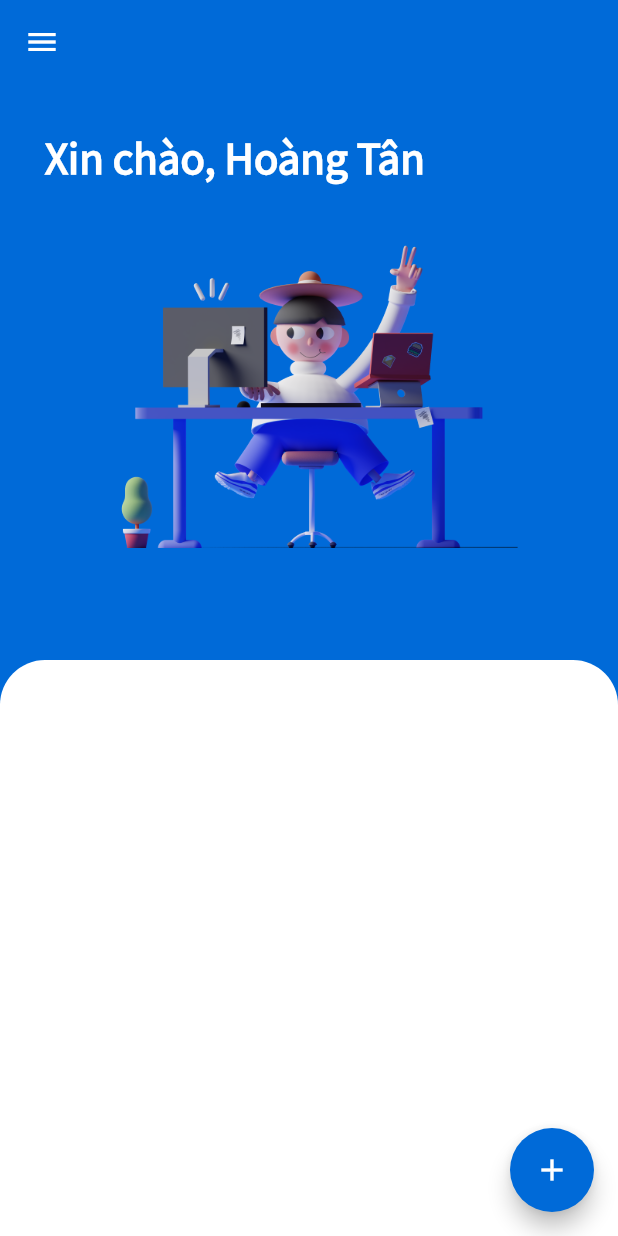
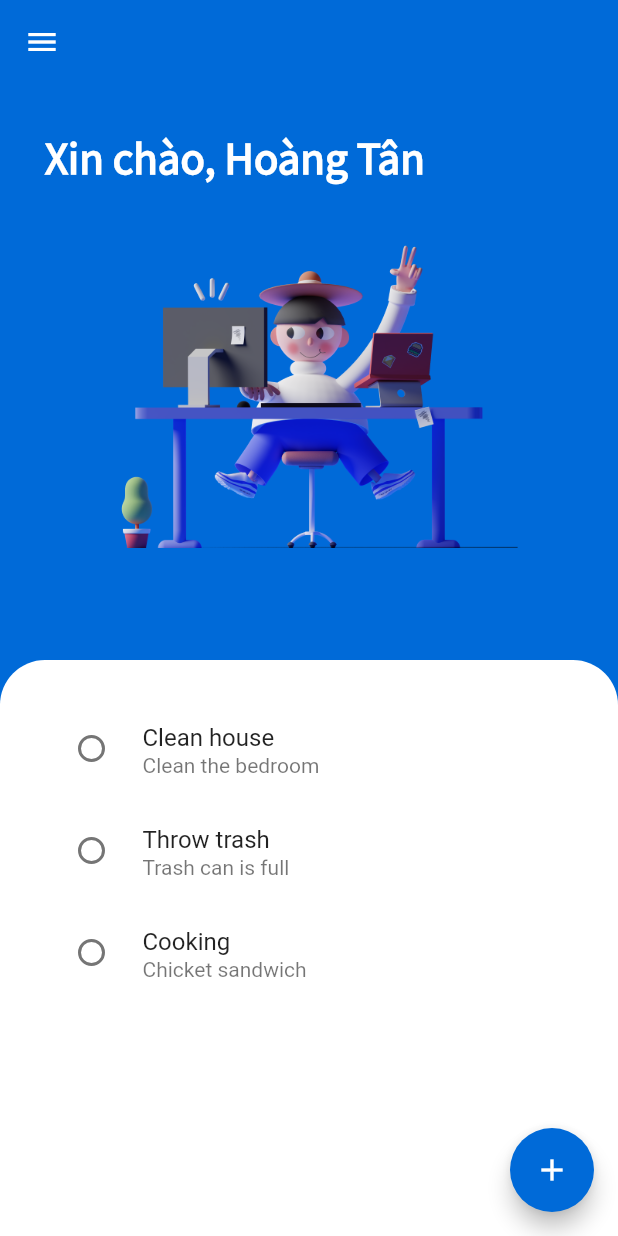
Before and after one commit to htan1901/flutter_todo, a Flutter app: the screen it shows after launch, on a phone screen of 412 x 824 dp. Run offline on Flutter 3.47's test engine with Material 2 defaults, Android fonts, the phone set to English and light mode, and no system bars.

Commit message:
add item todo

```diff
--- a/lib/main.dart
+++ b/lib/main.dart
@@ -1,8 +1,7 @@
 import 'package:flutter/material.dart';
 import 'package:test_app/models/todo.dart';
 import 'package:test_app/themes/color_theme.dart';
-import 'package:test_app/widgets/list_todo_widget.dart';
-import 'package:test_app/widgets/todo_screen.dart';
+import 'package:test_app/widgets/list_view_item.dart';
 
 void main() {
   runApp(const MyApp());
@@ -49,6 +48,11 @@ class _MyHomePageState extends State<MyHomePage> {
   }
 
   Widget buildBody(BuildContext context) {
+    List<Todo> todos = [
+      Todo(title: 'Clean house', detail: 'Clean the bedroom'),
+      Todo(title: 'Throw trash', detail: 'Trash can is full', expireDate: 'Tomorow'),
+      Todo(title: 'Cooking', detail: 'Chicket sandwich', expireDate: 'Not Expire')
+    ];
     String userName = 'Hoàng Tân';
     double height = MediaQuery.of(context).size.height;
     double width = MediaQuery.of(context).size.width;
@@ -75,15 +79,17 @@ class _MyHomePageState extends State<MyHomePage> {
         Expanded(
           flex: 1,
           child: Container(
+            padding: EdgeInsets.all(25),
             decoration: const BoxDecoration(
                 color: Colors.white,
                 borderRadius: BorderRadius.only(
                     topLeft: Radius.circular(30),
                     topRight: Radius.circular(30))),
-            child: ListView(
-              children: [
-
-              ],
+            child: ListView.builder(
+              itemCount: todos.length,
+              itemBuilder: (context, index) {
+                return ListViewItem(todo: todos[index]);
+              },
             ),
           ),
         )
--- /dev/null
+++ b/lib/widgets/list_view_item.dart
@@ -0,0 +1,47 @@
+import 'package:flutter/material.dart';
+import 'package:test_app/models/todo.dart';
+
+class ListViewItem extends StatefulWidget {
+  late Todo _todo;
+  ListViewItem({Key? key, required Todo todo})
+      : _todo = todo,
+        super(key: key);
+
+  @override
+  State<ListViewItem> createState() => _ListViewItemState(_todo);
+}
+
+class _ListViewItemState extends State<ListViewItem> {
+  late Todo _todo;
+  bool _isChecked = false;
+
+  _ListViewItemState(this._todo);
+
+  @override
+  Widget build(BuildContext context) {
+    return ListTile(
+      visualDensity: VisualDensity.comfortable,
+      enabled: !_isChecked,
+      leading: Checkbox(
+          shape: const CircleBorder(),
+          value: _isChecked,
+          visualDensity: VisualDensity.compact,
+          onChanged: (bool? value) {
+            setState(() {
+              _isChecked = value!;
+            });
+          }),
+      title: Text(_todo.title, style: renderEffect(_isChecked),),
+      subtitle: Text(_todo.detail, style: renderEffect(_isChecked),),
+    );
+  }
+
+  TextStyle? renderEffect(bool isDisable) {
+    if (isDisable) {
+      return const TextStyle(
+        decoration: TextDecoration.lineThrough
+      );
+    }
+    return null;
+  }
+}
```
Also changed, not shown: lib/widgets/list_todo_widget.dart (deleted, +0 -33 lines), lib/widgets/todo_screen.dart (deleted, +0 -37 lines).
